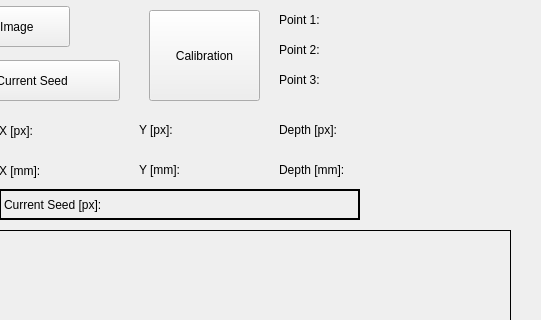
Old version of the form app/widget.ui in the repository lreithmayr/CT-Scan-Visualizer; both pictures show x 591 to 1132 and y 0 to 320 of the 1132 by 781 pixel window.
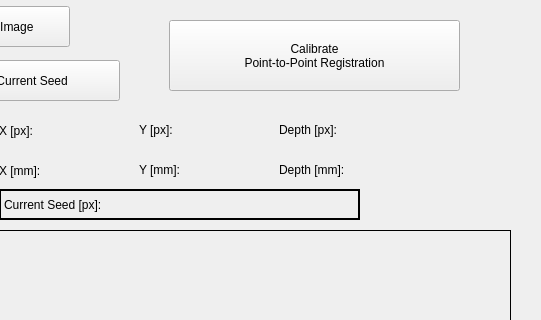
New version of the form.

Commit message: Widget: Renames P2P registration button

```diff
--- a/app/widget.ui
+++ b/app/widget.ui
@@ -362,53 +362,15 @@
   <widget class="QPushButton" name="pushButton_startCalib">
    <property name="geometry">
     <rect>
-     <x>740</x>
-     <y>10</y>
-     <width>111</width>
-     <height>91</height>
+     <x>760</x>
+     <y>20</y>
+     <width>291</width>
+     <height>71</height>
     </rect>
    </property>
    <property name="text">
-    <string>Calibration</string>
-   </property>
-  </widget>
-  <widget class="QLabel" name="label_calibPoint1">
-   <property name="geometry">
-    <rect>
-     <x>870</x>
-     <y>10</y>
-     <width>241</width>
-     <height>19</height>
-    </rect>
-   </property>
-   <property name="text">
-    <string>Point 1:</string>
-   </property>
-  </widget>
-  <widget class="QLabel" name="label_calibPoint2">
-   <property name="geometry">
-    <rect>
-     <x>870</x>
-     <y>40</y>
-     <width>251</width>
-     <height>19</height>
-    </rect>
-   </property>
-   <property name="text">
-    <string>Point 2:</string>
-   </property>
-  </widget>
-  <widget class="QLabel" name="label_calibPoint3">
-   <property name="geometry">
-    <rect>
-     <x>870</x>
-     <y>70</y>
-     <width>251</width>
-     <height>19</height>
-    </rect>
-   </property>
-   <property name="text">
-    <string>Point 3:</string>
+    <string>Calibrate
+Point-to-Point Registration</string>
    </property>
   </widget>
  </widget>
```
